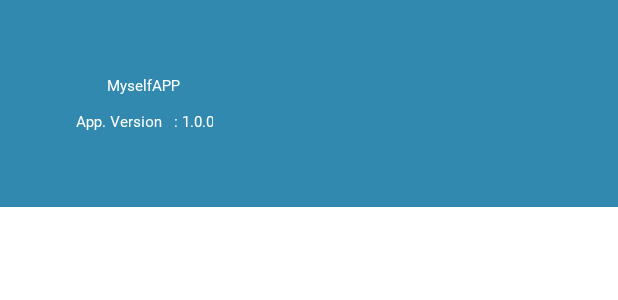
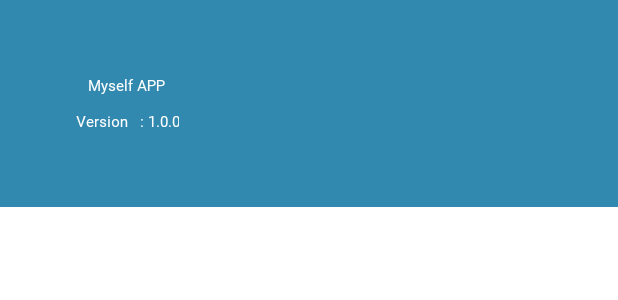
Before and after one commit to AgusAwaludinUnikom/UTS-MyselfAPP, an Android app: the layout dialog_version.xml on its own in the app's theme, with its tools: preview values and no code run, on a phone screen of 412 x 824 dp. Shown: the top 300 px of the screen. Run offline under Robolectric (Android 15) with nearby library versions, the phone set to English and light mode, and no system bars.

Commit message:
add dialog ver.

```diff
--- a/app/src/main/res/layout/dialog_version.xml
+++ b/app/src/main/res/layout/dialog_version.xml
@@ -23,7 +23,7 @@
             android:layout_height="wrap_content"
             android:layout_gravity="center"
             android:fontFamily="@font/roboto_regular"
-            android:text="MyselfAPP"
+            android:text="Myself APP"
             android:textAlignment="center"
             android:textColor="@color/white"
             android:textSize="10dp"
@@ -39,7 +39,7 @@
             android:layout_height="wrap_content"
             android:layout_gravity="center"
             android:fontFamily="@font/roboto_regular"
-            android:text="App. Version   : 1.0.0"
+            android:text="Version   : 1.0.0"
             android:textAlignment="center"
             android:textColor="@color/white"
             android:textSize="10dp"
```
